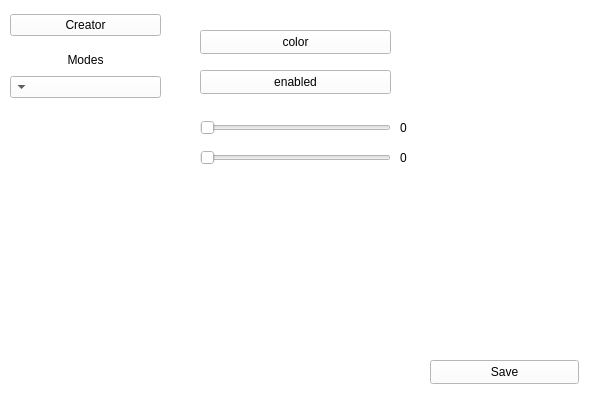
The window that Desktop/mainwindow.ui (DoctorProf/LightControl) describes before a commit, drawn with Qt 5.
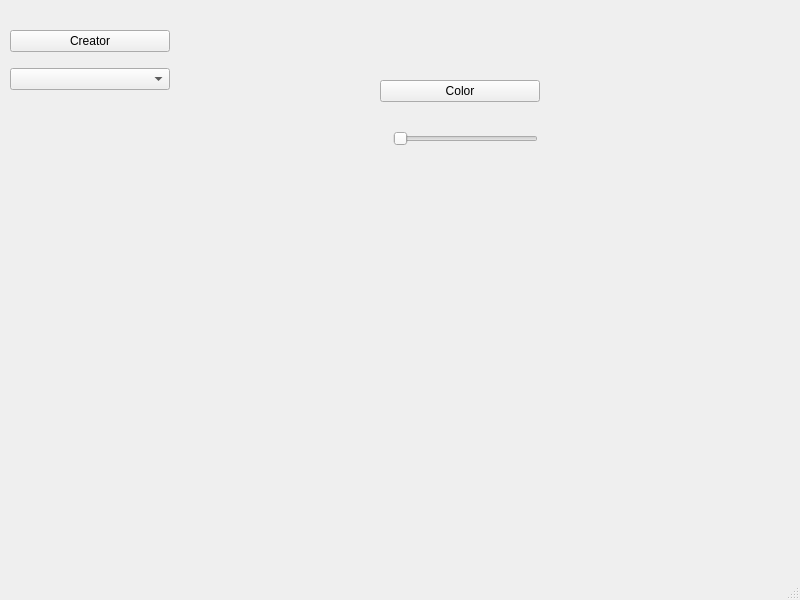
The same window after the commit.

What changed in the file:
```diff
--- a/Desktop/mainwindow.ui
+++ b/Desktop/mainwindow.ui
@@ -6,496 +6,24 @@
    <rect>
     <x>0</x>
     <y>0</y>
-    <width>600</width>
-    <height>400</height>
+    <width>800</width>
+    <height>600</height>
    </rect>
   </property>
-  <property name="palette">
-   <palette>
-    <active>
-     <colorrole role="WindowText">
-      <brush brushstyle="SolidPattern">
-       <color alpha="255">
-        <red>0</red>
-        <green>0</green>
-        <blue>0</blue>
-       </color>
-      </brush>
-     </colorrole>
-     <colorrole role="Button">
-      <brush brushstyle="SolidPattern">
-       <color alpha="255">
-        <red>255</red>
-        <green>255</green>
-        <blue>255</blue>
-       </color>
-      </brush>
-     </colorrole>
-     <colorrole role="Light">
-      <brush brushstyle="SolidPattern">
-       <color alpha="255">
-        <red>255</red>
-        <green>255</green>
-        <blue>255</blue>
-       </color>
-      </brush>
-     </colorrole>
-     <colorrole role="Midlight">
-      <brush brushstyle="SolidPattern">
-       <color alpha="255">
-        <red>255</red>
-        <green>255</green>
-        <blue>255</blue>
-       </color>
-      </brush>
-     </colorrole>
-     <colorrole role="Dark">
-      <brush brushstyle="SolidPattern">
-       <color alpha="255">
-        <red>127</red>
-        <green>127</green>
-        <blue>127</blue>
-       </color>
-      </brush>
-     </colorrole>
-     <colorrole role="Mid">
-      <brush brushstyle="SolidPattern">
-       <color alpha="255">
-        <red>170</red>
-        <green>170</green>
-        <blue>170</blue>
-       </color>
-      </brush>
-     </colorrole>
-     <colorrole role="Text">
-      <brush brushstyle="SolidPattern">
-       <color alpha="255">
-        <red>0</red>
-        <green>0</green>
-        <blue>0</blue>
-       </color>
-      </brush>
-     </colorrole>
-     <colorrole role="BrightText">
-      <brush brushstyle="SolidPattern">
-       <color alpha="255">
-        <red>255</red>
-        <green>255</green>
-        <blue>255</blue>
-       </color>
-      </brush>
-     </colorrole>
-     <colorrole role="ButtonText">
-      <brush brushstyle="SolidPattern">
-       <color alpha="255">
-        <red>0</red>
-        <green>0</green>
-        <blue>0</blue>
-       </color>
-      </brush>
-     </colorrole>
-     <colorrole role="Base">
-      <brush brushstyle="SolidPattern">
-       <color alpha="255">
-        <red>255</red>
-        <green>255</green>
-        <blue>255</blue>
-       </color>
-      </brush>
-     </colorrole>
-     <colorrole role="Window">
-      <brush brushstyle="SolidPattern">
-       <color alpha="255">
-        <red>255</red>
-        <green>255</green>
-        <blue>255</blue>
-       </color>
-      </brush>
-     </colorrole>
-     <colorrole role="Shadow">
-      <brush brushstyle="SolidPattern">
-       <color alpha="255">
-        <red>0</red>
-        <green>0</green>
-        <blue>0</blue>
-       </color>
-      </brush>
-     </colorrole>
-     <colorrole role="AlternateBase">
-      <brush brushstyle="SolidPattern">
-       <color alpha="255">
-        <red>255</red>
-        <green>255</green>
-        <blue>255</blue>
-       </color>
-      </brush>
-     </colorrole>
-     <colorrole role="ToolTipBase">
-      <brush brushstyle="SolidPattern">
-       <color alpha="255">
-        <red>255</red>
-        <green>255</green>
-        <blue>220</blue>
-       </color>
-      </brush>
-     </colorrole>
-     <colorrole role="ToolTipText">
-      <brush brushstyle="SolidPattern">
-       <color alpha="255">
-        <red>0</red>
-        <green>0</green>
-        <blue>0</blue>
-       </color>
-      </brush>
-     </colorrole>
-     <colorrole role="PlaceholderText">
-      <brush brushstyle="SolidPattern">
-       <color alpha="127">
-        <red>0</red>
-        <green>0</green>
-        <blue>0</blue>
-       </color>
-      </brush>
-     </colorrole>
-     <colorrole role="Accent">
-      <brush brushstyle="SolidPattern">
-       <color alpha="255">
-        <red>255</red>
-        <green>255</green>
-        <blue>255</blue>
-       </color>
-      </brush>
-     </colorrole>
-    </active>
-    <inactive>
-     <colorrole role="WindowText">
-      <brush brushstyle="SolidPattern">
-       <color alpha="255">
-        <red>0</red>
-        <green>0</green>
-        <blue>0</blue>
-       </color>
-      </brush>
-     </colorrole>
-     <colorrole role="Button">
-      <brush brushstyle="SolidPattern">
-       <color alpha="255">
-        <red>255</red>
-        <green>255</green>
-        <blue>255</blue>
-       </color>
-      </brush>
-     </colorrole>
-     <colorrole role="Light">
-      <brush brushstyle="SolidPattern">
-       <color alpha="255">
-        <red>255</red>
-        <green>255</green>
-        <blue>255</blue>
-       </color>
-      </brush>
-     </colorrole>
-     <colorrole role="Midlight">
-      <brush brushstyle="SolidPattern">
-       <color alpha="255">
-        <red>255</red>
-        <green>255</green>
-        <blue>255</blue>
-       </color>
-      </brush>
-     </colorrole>
-     <colorrole role="Dark">
-      <brush brushstyle="SolidPattern">
-       <color alpha="255">
-        <red>127</red>
-        <green>127</green>
-        <blue>127</blue>
-       </color>
-      </brush>
-     </colorrole>
-     <colorrole role="Mid">
-      <brush brushstyle="SolidPattern">
-       <color alpha="255">
-        <red>170</red>
-        <green>170</green>
-        <blue>170</blue>
-       </color>
-      </brush>
-     </colorrole>
-     <colorrole role="Text">
-      <brush brushstyle="SolidPattern">
-       <color alpha="255">
-        <red>0</red>
-        <green>0</green>
-        <blue>0</blue>
-       </color>
-      </brush>
-     </colorrole>
-     <colorrole role="BrightText">
-      <brush brushstyle="SolidPattern">
-       <color alpha="255">
-        <red>255</red>
-        <green>255</green>
-        <blue>255</blue>
-       </color>
-      </brush>
-     </colorrole>
-     <colorrole role="ButtonText">
-      <brush brushstyle="SolidPattern">
-       <color alpha="255">
-        <red>0</red>
-        <green>0</green>
-        <blue>0</blue>
-       </color>
-      </brush>
-     </colorrole>
-     <colorrole role="Base">
-      <brush brushstyle="SolidPattern">
-       <color alpha="255">
-        <red>255</red>
-        <green>255</green>
-        <blue>255</blue>
-       </color>
-      </brush>
-     </colorrole>
-     <colorrole role="Window">
-      <brush brushstyle="SolidPattern">
-       <color alpha="255">
-        <red>255</red>
-        <green>255</green>
-        <blue>255</blue>
-       </color>
-      </brush>
-     </colorrole>
-     <colorrole role="Shadow">
-      <brush brushstyle="SolidPattern">
-       <color alpha="255">
-        <red>0</red>
-        <green>0</green>
-        <blue>0</blue>
-       </color>
-      </brush>
-     </colorrole>
-     <colorrole role="AlternateBase">
-      <brush brushstyle="SolidPattern">
-       <color alpha="255">
-        <red>255</red>
-        <green>255</green>
-        <blue>255</blue>
-       </color>
-      </brush>
-     </colorrole>
-     <colorrole role="ToolTipBase">
-      <brush brushstyle="SolidPattern">
-       <color alpha="255">
-        <red>255</red>
-        <green>255</green>
-        <blue>220</blue>
-       </color>
-      </brush>
-     </colorrole>
-     <colorrole role="ToolTipText">
-      <brush brushstyle="SolidPattern">
-       <color alpha="255">
-        <red>0</red>
-        <green>0</green>
-        <blue>0</blue>
-       </color>
-      </brush>
-     </colorrole>
-     <colorrole role="PlaceholderText">
-      <brush brushstyle="SolidPattern">
-       <color alpha="127">
-        <red>0</red>
-        <green>0</green>
-        <blue>0</blue>
-       </color>
-      </brush>
-     </colorrole>
-     <colorrole role="Accent">
-      <brush brushstyle="SolidPattern">
-       <color alpha="255">
-        <red>255</red>
-        <green>255</green>
-        <blue>255</blue>
-       </color>
-      </brush>
-     </colorrole>
-    </inactive>
-    <disabled>
-     <colorrole role="WindowText">
-      <brush brushstyle="SolidPattern">
-       <color alpha="255">
-        <red>127</red>
-        <green>127</green>
-        <blue>127</blue>
-       </color>
-      </brush>
-     </colorrole>
-     <colorrole role="Button">
-      <brush brushstyle="SolidPattern">
-       <color alpha="255">
-        <red>255</red>
-        <green>255</green>
-        <blue>255</blue>
-       </color>
-      </brush>
-     </colorrole>
-     <colorrole role="Light">
-      <brush brushstyle="SolidPattern">
-       <color alpha="255">
-        <red>255</red>
-        <green>255</green>
-        <blue>255</blue>
-       </color>
-      </brush>
-     </colorrole>
-     <colorrole role="Midlight">
-      <brush brushstyle="SolidPattern">
-       <color alpha="255">
-        <red>255</red>
-        <green>255</green>
-        <blue>255</blue>
-       </color>
-      </brush>
-     </colorrole>
-     <colorrole role="Dark">
-      <brush brushstyle="SolidPattern">
-       <color alpha="255">
-        <red>127</red>
-        <green>127</green>
-        <blue>127</blue>
-       </color>
-      </brush>
-     </colorrole>
-     <colorrole role="Mid">
-      <brush brushstyle="SolidPattern">
-       <color alpha="255">
-        <red>170</red>
-        <green>170</green>
-        <blue>170</blue>
-       </color>
-      </brush>
-     </colorrole>
-     <colorrole role="Text">
-      <brush brushstyle="SolidPattern">
-       <color alpha="255">
-        <red>127</red>
-        <green>127</green>
-        <blue>127</blue>
-       </color>
-      </brush>
-     </colorrole>
-     <colorrole role="BrightText">
-      <brush brushstyle="SolidPattern">
-       <color alpha="255">
-        <red>255</red>
-        <green>255</green>
-        <blue>255</blue>
-       </color>
-      </brush>
-     </colorrole>
-     <colorrole role="ButtonText">
-      <brush brushstyle="SolidPattern">
-       <color alpha="255">
-        <red>127</red>
-        <green>127</green>
-        <blue>127</blue>
-       </color>
-      </brush>
-     </colorrole>
-     <colorrole role="Base">
-      <brush brushstyle="SolidPattern">
-       <color alpha="255">
-        <red>255</red>
-        <green>255</green>
-        <blue>255</blue>
-       </color>
-      </brush>
-     </colorrole>
-     <colorrole role="Window">
-      <brush brushstyle="SolidPattern">
-       <color alpha="255">
-        <red>255</red>
-        <green>255</green>
-        <blue>255</blue>
-       </color>
-      </brush>
-     </colorrole>
-     <colorrole role="Shadow">
-      <brush brushstyle="SolidPattern">
-       <color alpha="255">
-        <red>0</red>
-        <green>0</green>
-        <blue>0</blue>
-       </color>
-      </brush>
-     </colorrole>
-     <colorrole role="AlternateBase">
-      <brush brushstyle="SolidPattern">
-       <color alpha="255">
-        <red>255</red>
-        <green>255</green>
-        <blue>255</blue>
-       </color>
-      </brush>
-     </colorrole>
-     <colorrole role="ToolTipBase">
-      <brush brushstyle="SolidPattern">
-       <color alpha="255">
-        <red>255</red>
-        <green>255</green>
-        <blue>220</blue>
-       </color>
-      </brush>
-     </colorrole>
-     <colorrole role="ToolTipText">
-      <brush brushstyle="SolidPattern">
-       <color alpha="255">
-        <red>0</red>
-        <green>0</green>
-        <blue>0</blue>
-       </color>
-      </brush>
-     </colorrole>
-     <colorrole role="PlaceholderText">
-      <brush brushstyle="SolidPattern">
-       <color alpha="127">
-        <red>127</red>
-        <green>127</green>
-        <blue>127</blue>
-       </color>
-      </brush>
-     </colorrole>
-     <colorrole role="Accent">
-      <brush brushstyle="SolidPattern">
-       <color alpha="255">
-        <red>255</red>
-        <green>255</green>
-        <blue>255</blue>
-       </color>
-      </brush>
-     </colorrole>
-    </disabled>
-   </palette>
-  </property>
   <property name="windowTitle">
    <string>LightControl</string>
   </property>
-  <property name="layoutDirection">
-   <enum>Qt::LayoutDirection::RightToLeft</enum>
-  </property>
-  <widget class="QWidget" name="mainWidget">
-   <widget class="QWidget" name="horizontalLayoutWidget">
+  <widget class="QWidget" name="centralwidget">
+   <widget class="QWidget" name="verticalLayoutWidget">
     <property name="geometry">
      <rect>
       <x>10</x>
-      <y>10</y>
-      <width>151</width>
-      <height>31</height>
+      <y>20</y>
+      <width>160</width>
+      <height>80</height>
      </rect>
     </property>
-    <layout class="QHBoxLayout" name="creatorLayout">
+    <layout class="QVBoxLayout" name="verticalLayout">
      <item>
       <widget class="QPushButton" name="creator">
        <property name="cursor">
@@ -506,192 +34,72 @@
        </property>
       </widget>
      </item>
+     <item>
+      <widget class="QComboBox" name="modes"/>
+     </item>
     </layout>
    </widget>
-   <widget class="QWidget" name="verticalLayoutWidget">
+   <widget class="QWidget" name="verticalLayoutWidget_2">
     <property name="geometry">
      <rect>
-      <x>10</x>
-      <y>50</y>
-      <width>151</width>
-      <height>48</height>
+      <x>380</x>
+      <y>80</y>
+      <width>160</width>
+      <height>80</height>
      </rect>
     </property>
-    <layout class="QVBoxLayout" name="modesLayout">
+    <layout class="QVBoxLayout" name="verticalLayout_2">
      <item>
-      <widget class="QLabel" name="modesLabel">
+      <widget class="QPushButton" name="color">
        <property name="text">
-        <string>Modes</string>
-       </property>
-       <property name="alignment">
-        <set>Qt::AlignmentFlag::AlignCenter</set>
+        <string>Color</string>
        </property>
       </widget>
      </item>
      <item>
-      <widget class="QComboBox" name="modes">
-       <property name="cursor">
-        <cursorShape>PointingHandCursor</cursorShape>
-       </property>
+      <widget class="QWidget" name="widget" native="true">
+       <widget class="QWidget" name="horizontalLayoutWidget">
+        <property name="geometry">
+         <rect>
+          <x>0</x>
+          <y>20</y>
+          <width>158</width>
+          <height>21</height>
+         </rect>
+        </property>
+        <layout class="QHBoxLayout" name="horizontalLayout">
+         <item>
+          <widget class="QLabel" name="label">
+           <property name="text">
+            <string/>
+           </property>
+          </widget>
+         </item>
+         <item>
+          <widget class="QSlider" name="brigthness">
+           <property name="orientation">
+            <enum>Qt::Orientation::Horizontal</enum>
+           </property>
+          </widget>
+         </item>
+        </layout>
+       </widget>
       </widget>
      </item>
     </layout>
    </widget>
-   <widget class="QPushButton" name="color">
-    <property name="geometry">
-     <rect>
-      <x>200</x>
-      <y>30</y>
-      <width>191</width>
-      <height>24</height>
-     </rect>
-    </property>
-    <property name="cursor">
-     <cursorShape>PointingHandCursor</cursorShape>
-    </property>
-    <property name="text">
-     <string>color</string>
-    </property>
-   </widget>
-   <widget class="QPushButton" name="status">
-    <property name="geometry">
-     <rect>
-      <x>200</x>
-      <y>70</y>
-      <width>191</width>
-      <height>24</height>
-     </rect>
-    </property>
-    <property name="cursor">
-     <cursorShape>PointingHandCursor</cursorShape>
-    </property>
-    <property name="text">
-     <string>enabled</string>
-    </property>
-    <property name="checkable">
-     <bool>true</bool>
-    </property>
-   </widget>
-   <widget class="QSlider" name="speed">
-    <property name="geometry">
-     <rect>
-      <x>200</x>
-      <y>150</y>
-      <width>191</width>
-      <height>15</height>
-     </rect>
-    </property>
-    <property name="cursor">
-     <cursorShape>PointingHandCursor</cursorShape>
-    </property>
-    <property name="minimum">
-     <number>0</number>
-    </property>
-    <property name="maximum">
-     <number>100</number>
-    </property>
-    <property name="singleStep">
-     <number>1</number>
-    </property>
-    <property name="tracking">
-     <bool>true</bool>
-    </property>
-    <property name="orientation">
-     <enum>Qt::Orientation::Horizontal</enum>
-    </property>
-    <property name="invertedAppearance">
-     <bool>true</bool>
-    </property>
-    <property name="invertedControls">
-     <bool>false</bool>
-    </property>
-   </widget>
-   <widget class="QSlider" name="brightness">
-    <property name="enabled">
-     <bool>true</bool>
-    </property>
-    <property name="geometry">
-     <rect>
-      <x>200</x>
-      <y>120</y>
-      <width>191</width>
-      <height>15</height>
-     </rect>
-    </property>
-    <property name="cursor">
-     <cursorShape>PointingHandCursor</cursorShape>
-    </property>
-    <property name="minimum">
-     <number>0</number>
-    </property>
-    <property name="maximum">
-     <number>255</number>
-    </property>
-    <property name="singleStep">
-     <number>1</number>
-    </property>
-    <property name="pageStep">
-     <number>5</number>
-    </property>
-    <property name="tracking">
-     <bool>true</bool>
-    </property>
-    <property name="orientation">
-     <enum>Qt::Orientation::Horizontal</enum>
-    </property>
-    <property name="invertedAppearance">
-     <bool>true</bool>
-    </property>
-    <property name="invertedControls">
-     <bool>false</bool>
-    </property>
-    <property name="tickPosition">
-     <enum>QSlider::TickPosition::NoTicks</enum>
-    </property>
-   </widget>
-   <widget class="QLabel" name="brightnessLabel">
-    <property name="geometry">
-     <rect>
-      <x>400</x>
-      <y>120</y>
-      <width>49</width>
-      <height>16</height>
-     </rect>
-    </property>
-    <property name="text">
-     <string>0</string>
-    </property>
-   </widget>
-   <widget class="QLabel" name="speedLabel">
-    <property name="geometry">
-     <rect>
-      <x>400</x>
-      <y>150</y>
-      <width>49</width>
-      <height>16</height>
-     </rect>
-    </property>
-    <property name="text">
-     <string>0</string>
-    </property>
-   </widget>
-   <widget class="QPushButton" name="creator_2">
-    <property name="geometry">
-     <rect>
-      <x>430</x>
-      <y>360</y>
-      <width>149</width>
-      <height>24</height>
-     </rect>
-    </property>
-    <property name="cursor">
-     <cursorShape>PointingHandCursor</cursorShape>
-    </property>
-    <property name="text">
-     <string>Save</string>
-    </property>
-   </widget>
   </widget>
+  <widget class="QMenuBar" name="menubar">
+   <property name="geometry">
+    <rect>
+     <x>0</x>
+     <y>0</y>
+     <width>800</width>
+     <height>21</height>
+    </rect>
+   </property>
+  </widget>
+  <widget class="QStatusBar" name="statusbar"/>
  </widget>
  <resources/>
  <connections/>
```
Left out of the diff: 5 changed lines with no effect on the pictures.
